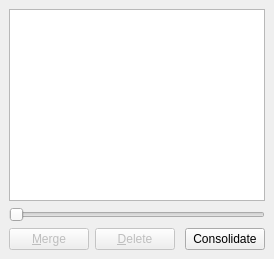
The window that gui/docks/labeldock.ui (gerbilvis/gerbil) describes before a commit, drawn with Qt 5.
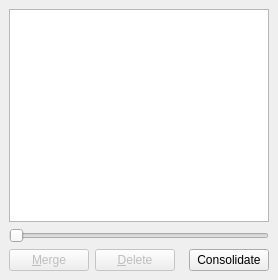
The same window after the commit.

```diff
--- a/gui/docks/labeldock.ui
+++ b/gui/docks/labeldock.ui
@@ -2,6 +2,14 @@
 <ui version="4.0">
  <class>LabelDock</class>
  <widget class="QDockWidget" name="LabelDock">
+  <property name="geometry">
+   <rect>
+    <x>0</x>
+    <y>0</y>
+    <width>278</width>
+    <height>280</height>
+   </rect>
+  </property>
   <property name="windowTitle">
    <string>Labels</string>
   </property>
```
Left out of the diff: 13 changed lines with no effect on the pictures.
